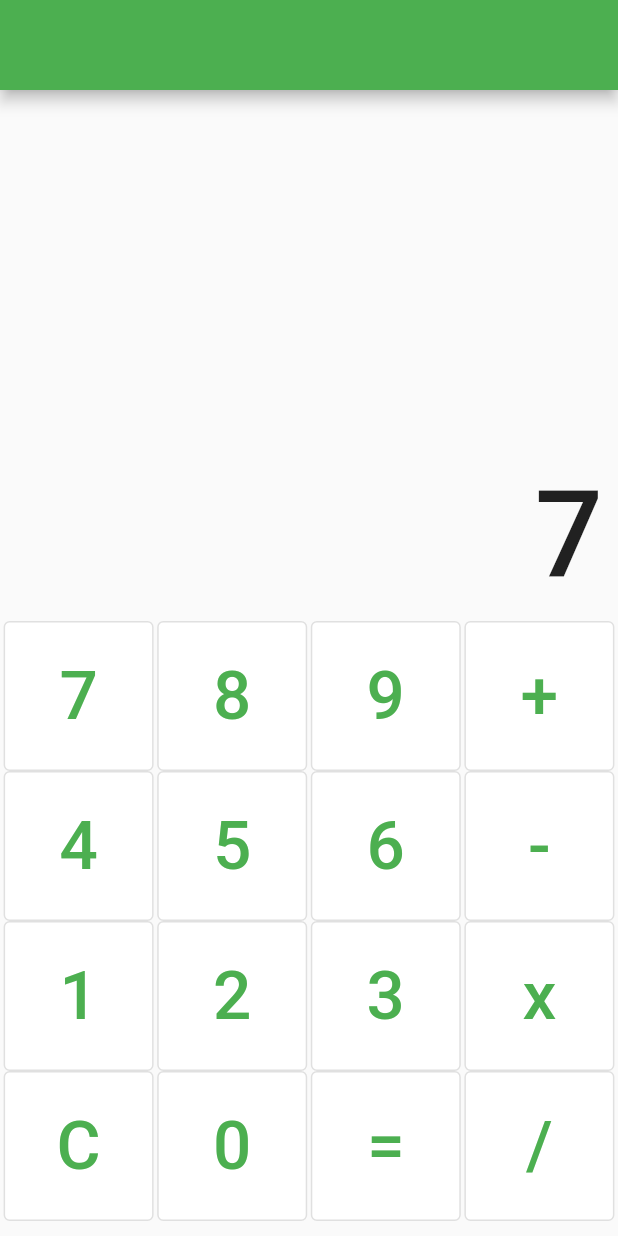
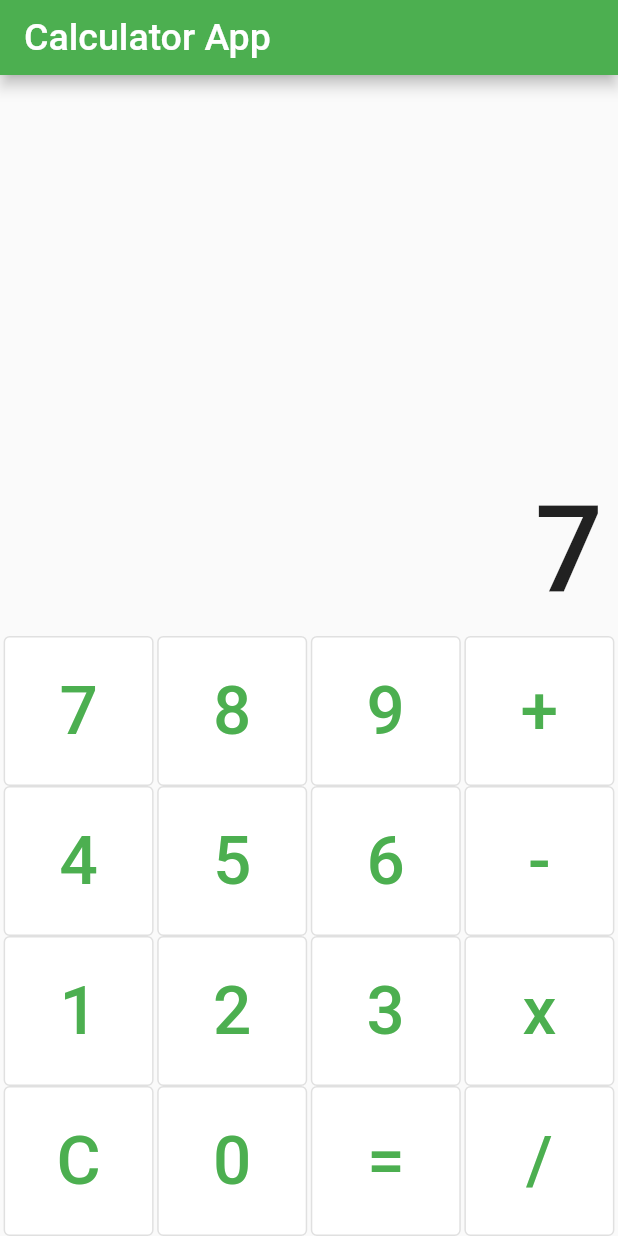
Before and after one commit to emreavarisli/Calculator-App, a Flutter app: the screen it shows after launch, after a tap on an icon or button, on a phone screen of 412 x 824 dp. Run offline on Flutter 3.47's test engine with Material 2 defaults, Android fonts, the phone set to English and light mode, and no system bars.

Commit message:
Calculator App

```diff
--- a/lib/main.dart
+++ b/lib/main.dart
@@ -26,21 +26,19 @@ class _HomeAppState extends State<HomeApp> {
   Widget build(BuildContext context) {
     return Scaffold(
       appBar: PreferredSize(
-        preferredSize: const Size.fromHeight(60.0),
+        preferredSize: const Size.fromHeight(50.0),
         child: AppBar(
-          centerTitle: true,
           backgroundColor: Colors.green,
-          // title: const Text(
-          //   'Calculator',
-          //   style: TextStyle(
-          //     fontSize: 35,
-          //     color: Colors.white,
-          //   ),
-          // ),
+          title: const Text(
+            'Calculator App',
+            style: TextStyle(
+              fontSize: 25,
+              color: Colors.white,
+            ),
+          ),
         ),
       ),
       body: Container(
-        margin: const EdgeInsets.only(bottom: 10.0),
         child: Column(
           children: [
             Expanded(
@@ -64,9 +62,7 @@ class _HomeAppState extends State<HomeApp> {
             Row(
               mainAxisAlignment: MainAxisAlignment.spaceEvenly,
               children: [
-                customTextButton(
-                  '7',
-                ),
+                customTextButton('7'),
                 customTextButton('8'),
                 customTextButton('9'),
                 customTextButton('+'),
@@ -127,6 +123,7 @@ class _HomeAppState extends State<HomeApp> {
   late int first;
   late int second;
   late String result;
+  String operation = '';
   String text = '';
 
   void buttonClick(String buttonText) {
@@ -141,20 +138,21 @@ class _HomeAppState extends State<HomeApp> {
         buttonText == '/') {
       first = int.parse(text);
       result = '';
+      operation = buttonText;
     } else if (buttonText == "=") {
       second = int.parse(text);
 
-      if (text == "+") {
+      if (operation == "+") {
         result = (first + second).toString();
       }
-      if (text == "-") {
+      if (operation == "-") {
         result = (first - second).toString();
       }
-      if (text == "x") {
+      if (operation == "x") {
         result = (first * second).toString();
       }
-      if (text == "/") {
-        result = (first ~/ second).toString();
+      if (operation == "/") {
+        result = (first / second).toString();
       }
     } else {
       result = int.parse(text + buttonText).toString();
```
